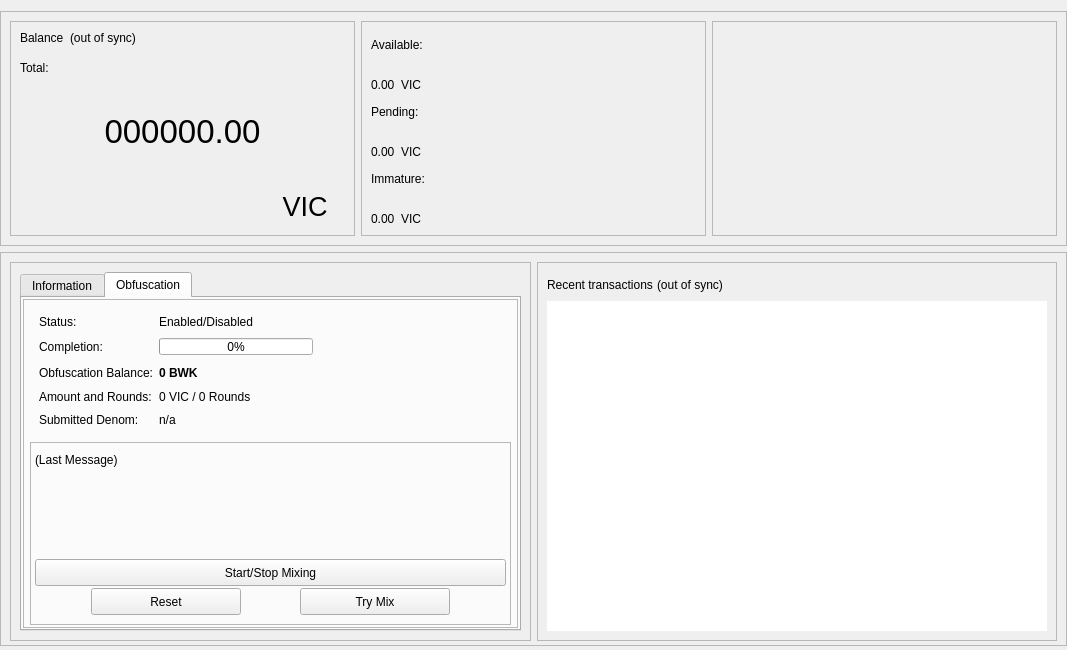
This is src/qt/forms/overviewpage.ui in viridi-project/viridi as Qt 5 draws it before an edit. The edited form follows.
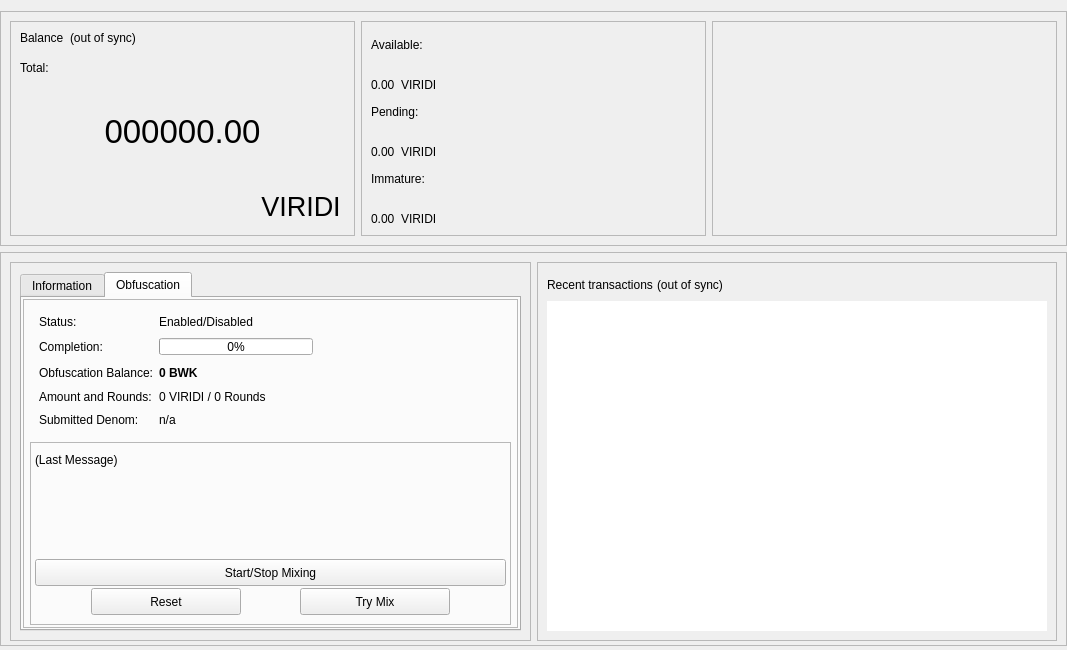
This is the edited form. The open tabs and pages were chosen to show the change.

Patch:
```diff
--- a/src/qt/forms/overviewpage.ui
+++ b/src/qt/forms/overviewpage.ui
@@ -251,7 +251,7 @@
                   <cursorShape>PointingHandCursor</cursorShape>
                  </property>
                  <property name="text">
-                  <string>VIC</string>
+                  <string>VIRIDI</string>
                  </property>
                  <property name="flat">
                   <bool>true</bool>
@@ -310,7 +310,7 @@
                <item>
                 <widget class="QLabel" name="label_VIRIDI2">
                  <property name="text">
-                  <string>VIC</string>
+                  <string>VIRIDI</string>
                  </property>
                  <property name="alignment">
                   <set>Qt::AlignBottom|Qt::AlignLeading|Qt::AlignLeft</set>
@@ -354,7 +354,7 @@
                <item>
                 <widget class="QLabel" name="label_VIRIDI3">
                  <property name="text">
-                  <string>VIC</string>
+                  <string>VIRIDI</string>
                  </property>
                  <property name="alignment">
                   <set>Qt::AlignBottom|Qt::AlignLeading|Qt::AlignLeft</set>
@@ -398,7 +398,7 @@
                <item>
                 <widget class="QLabel" name="label_VIRIDI4">
                  <property name="text">
-                  <string>VIC</string>
+                  <string>VIRIDI</string>
                  </property>
                  <property name="alignment">
                   <set>Qt::AlignBottom|Qt::AlignLeading|Qt::AlignLeft</set>
@@ -1056,7 +1056,7 @@
                        <item row="3" column="1">
                         <widget class="QLabel" name="labelAmountRounds">
                          <property name="text">
-                          <string>0 VIC / 0 Rounds</string>
+                          <string>0 VIRIDI / 0 Rounds</string>
                          </property>
                         </widget>
                        </item>
```
